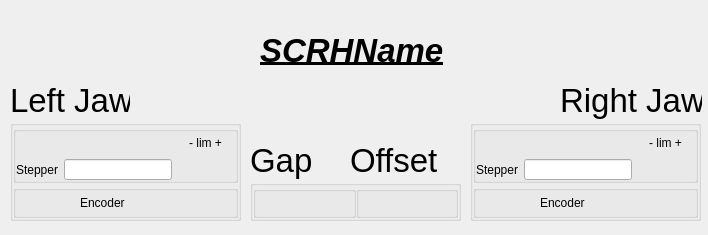
First picture: the form in ui/SCRH.ui, repository mrosanes/LTBScrapersGUI, before the edit.
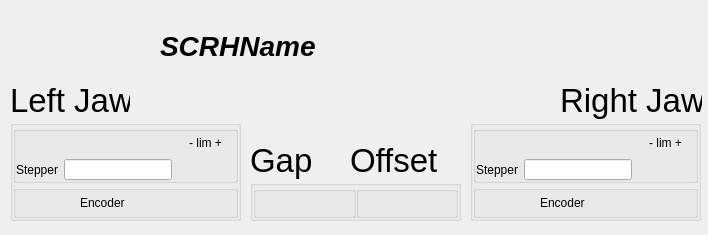
Second picture: the form after the edit. Icons and pictures are not drawn. Custom widgets are drawn as their Qt base class.

Patch:
```diff
--- a/ui/SCRH.ui
+++ b/ui/SCRH.ui
@@ -15,19 +15,19 @@
   <widget class="QLabel" name="SCRHName" >
    <property name="geometry" >
     <rect>
-     <x>260</x>
-     <y>30</y>
-     <width>288</width>
-     <height>41</height>
+     <x>160</x>
+     <y>10</y>
+     <width>531</width>
+     <height>71</height>
     </rect>
    </property>
    <property name="font" >
     <font>
-     <pointsize>25</pointsize>
+     <pointsize>21</pointsize>
      <weight>75</weight>
      <italic>true</italic>
      <bold>true</bold>
-     <underline>true</underline>
+     <underline>false</underline>
     </font>
    </property>
    <property name="text" >
```
